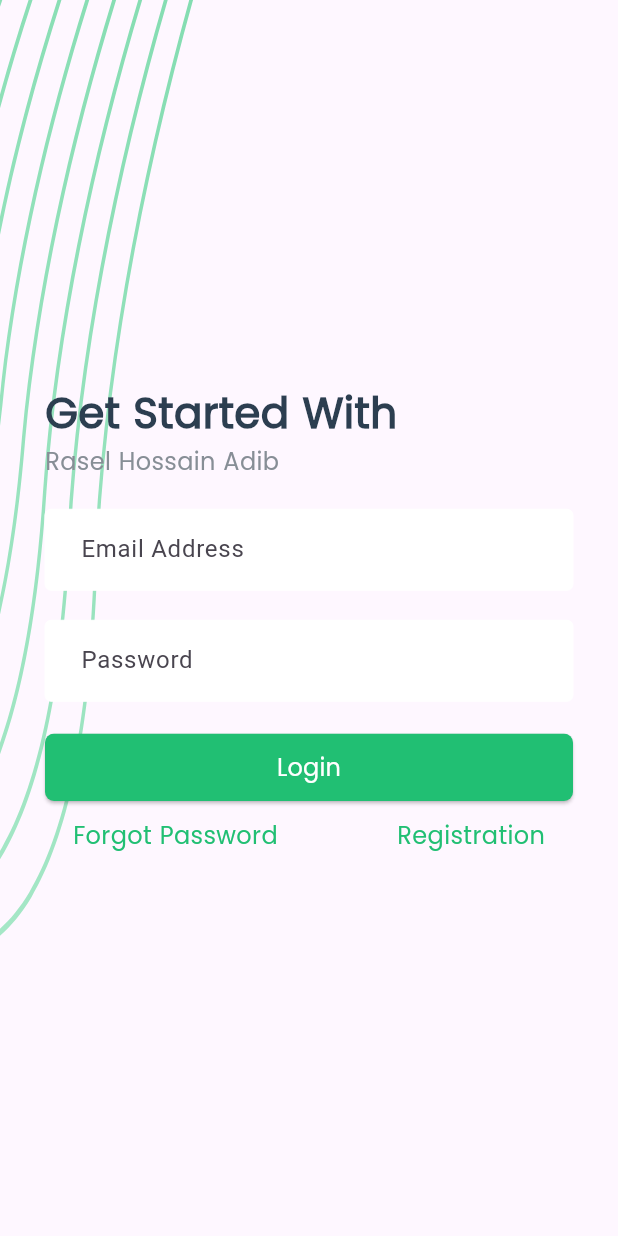
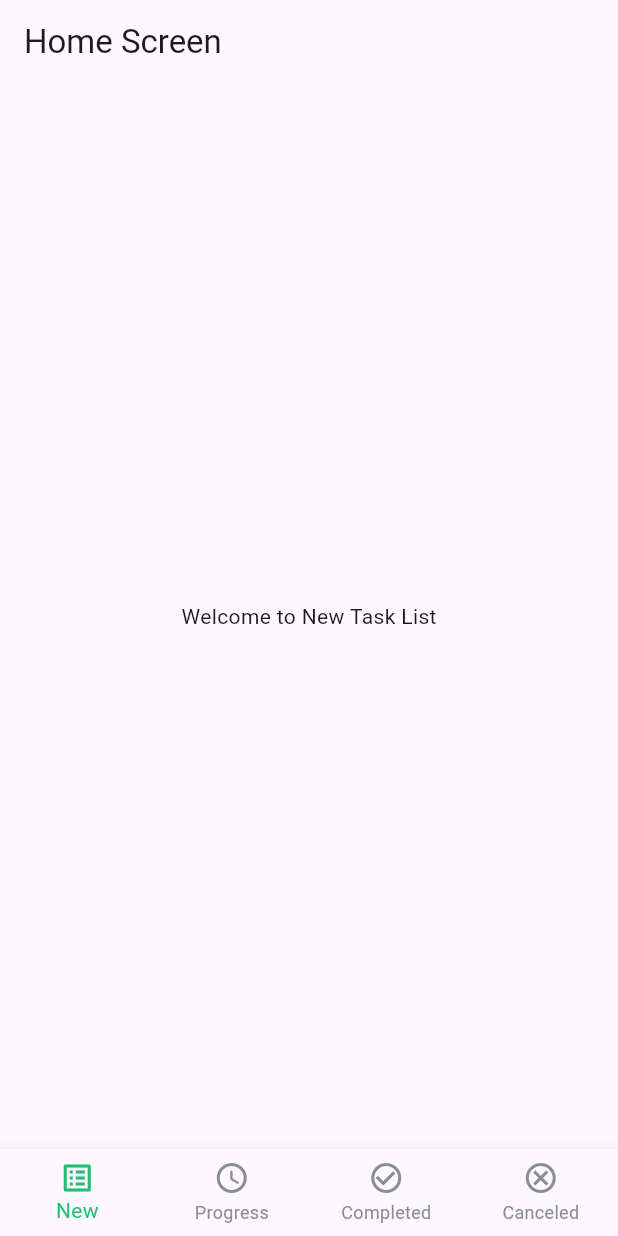
Before and after one commit to AdibRasel/Flutter_Task_Manager_Project, a Flutter app: the screen it shows after launch, on a phone screen of 412 x 824 dp. Run offline on Flutter 3.47's test engine with Material 3 defaults, Android fonts, the phone set to English and light mode, and no system bars; our stand-ins replace flutter_svg, fluttertoast, pin_code_fields, shared_preferences.

Commit message:
Task List Work
Task List Work

```diff
--- /dev/null
+++ b/lib/components/appBottomNav.dart
@@ -0,0 +1,32 @@
+import 'package:flutter/material.dart';
+import 'package:taskmanager/style/style.dart';
+
+BottomNavigationBar appBottomNav(currentIndex, onItemTapped) {
+  return BottomNavigationBar(
+    items: const [
+      BottomNavigationBarItem(
+        icon: Icon(Icons.list_alt),
+        label: "New",
+      ),
+      BottomNavigationBarItem(
+        icon: Icon(Icons.access_time_rounded),
+        label: "Progress",
+      ),
+      BottomNavigationBarItem(
+        icon: Icon(Icons.check_circle_outline),
+        label: "Completed",
+      ),
+      BottomNavigationBarItem(
+        icon: Icon(Icons.cancel_outlined),
+        label: "Canceled",
+      ),
+    ],
+    selectedItemColor: colorGreen,
+    unselectedItemColor: colorLightGrey,
+    currentIndex: currentIndex,
+    showUnselectedLabels: true,
+    showSelectedLabels: true,
+    onTap: onItemTapped,
+    type: BottomNavigationBarType.fixed,
+  );
+}
--- /dev/null
+++ b/lib/components/newTaskList.dart
@@ -0,0 +1,22 @@
+import 'package:flutter/material.dart';
+import 'package:taskmanager/utility/utility.dart';
+
+class newTaskList extends StatefulWidget {
+  const newTaskList({super.key});
+
+  @override
+  State<newTaskList> createState() => _newTaskListState();
+}
+
+class _newTaskListState extends State<newTaskList> {
+
+
+
+
+  @override
+  Widget build(BuildContext context) {
+    return Center(
+      child: Text("Welcome to New Task List"),
+    );
+  }
+}
--- a/lib/main.dart
+++ b/lib/main.dart
@@ -5,7 +5,8 @@ import 'package:taskmanager/screen/onboarding/pinVerificationScreen.dart';
 import 'package:taskmanager/screen/onboarding/registrationScreen.dart';
 import 'package:taskmanager/screen/onboarding/setPasswordScreen.dart';
 import 'package:taskmanager/screen/onboarding/splashScreen.dart';
-import 'package:taskmanager/screen/task/newTaskListScreen.dart';
+import 'package:taskmanager/screen/task/homeScreenLayout.dart';
+// import 'package:taskmanager/screen/task/newTaskListScreen.dart';
 
 import 'utility/utility.dart';
 
@@ -19,11 +20,11 @@ main() async {
   // আর যদি লগিন না করে থাকে তাহলে loginScreen এ নিয়ে যাবে।
 
   if(token==null){
+    runApp( const MyApp("/login"));
+    // runApp( const MyApp("/newTask"));
+  }else{
+    runApp( const MyApp("/"));
     // runApp( const MyApp("/login"));
-    runApp( const MyApp("/newTask"));
-  }else{
-    // runApp( const MyApp("/newTask"));
-    runApp( const MyApp("/login"));
   }
 
   // runApp(const MyApp());
@@ -43,13 +44,15 @@ class MyApp extends StatelessWidget {
 
       initialRoute: FirstRoute,
       routes: {
-        '/': (context)=> splashScreen(),
+        // '/': (context)=> splashScreen(),
+        '/': (context)=> homeScreenLayout(),
+        '/homeScreenLayout': (context)=> homeScreenLayout(),
         '/login': (context)=> loginScreen(),
         '/registration': (context)=> registrationScreen(),
         '/emailVerification': (context)=> emailVerification(),
         '/pinVerification': (context)=> pinVerificationScreen(),
         '/setPassword': (context)=> setPasswordScreen(),
-        '/newTask': (context)=> newTaskListScreen(),
+        // '/newTask': (context)=> newTaskListScreen(),
       },
 
 
--- a/lib/screen/onboarding/loginScreen.dart
+++ b/lib/screen/onboarding/loginScreen.dart
@@ -37,7 +37,7 @@ class _loginScreenState extends State<loginScreen> {
         // Navigate to DashBoard Page
         // pushNamedAndRemoveUntil এর কাজ হচ্ছে যে রুটে আছি সেই রুটের উপর থেকে সবগুলো রুট মুছে ফেলে নতুন রুটে নিয়ে যাওয়া
         // যেমন আমি যদি loginScreen থেকে newTask এ যেতে চাই তাহলে loginScreen এর উপর থেকে সবগুলো রুট মুছে দিয়ে newTask এ নিয়ে যাবে
-        Navigator.pushNamedAndRemoveUntil(context, "/newTask", (route)=> false);
+        Navigator.pushNamedAndRemoveUntil(context, "/homeScreenLayout", (route)=> false);
       }else{
 
       }
--- /dev/null
+++ b/lib/screen/task/homeScreenLayout.dart
@@ -0,0 +1,46 @@
+import 'package:flutter/material.dart';
+import 'package:taskmanager/components/appBottomNav.dart';
+
+import '../../components/cancelTaskList.dart';
+import '../../components/completedTaskList.dart';
+import '../../components/newTaskList.dart';
+import '../../components/progressTaskList.dart';
+
+class homeScreenLayout extends StatefulWidget {
+  const homeScreenLayout({super.key});
+
+  @override
+  State<homeScreenLayout> createState() => _homeScreenLayoutState();
+}
+
+class _homeScreenLayoutState extends State<homeScreenLayout> {
+
+  int TabIndex = 0;
+
+
+  onItemTapped(int index) {
+    setState(() {
+      TabIndex = index;
+    });
+  }
+
+
+  final widgetOptions =[
+    newTaskList(),
+    progressTaskList(),
+    completedTaskList(),
+    cancelTaskList(),
+  ];
+
+
+  @override
+  Widget build(BuildContext context) {
+    return Scaffold(
+      appBar: AppBar(
+        title: const Text("Home Screen"),
+      ),
+      body: widgetOptions.elementAt(TabIndex),
+      bottomNavigationBar: appBottomNav(TabIndex, onItemTapped),
+    );
+  }
+}
```
Also changed, not shown: lib/api/apiClient.dart (+40 -0 lines), lib/components/cancelTaskList.dart (added, +17 -0 lines), lib/components/completedTaskList.dart (added, +17 -0 lines), lib/components/progressTaskList.dart (added, +17 -0 lines), lib/screen/task/cancelTaskListScreen.dart (deleted, +0 -15 lines), lib/screen/task/completedTaskListScreen.dart (deleted, +0 -15 lines), lib/screen/task/newTaskListScreen.dart (deleted, +0 -27 lines), lib/screen/task/progressTaskListScreen.dart (deleted, +0 -15 lines), lib/components/TaskList.dart (added).
